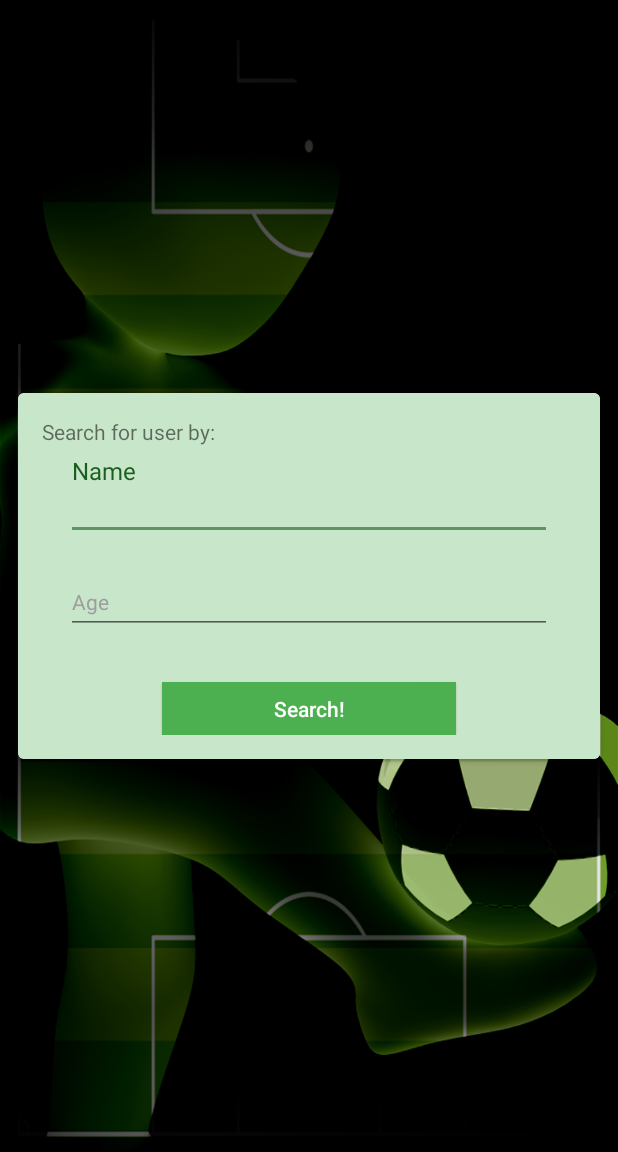
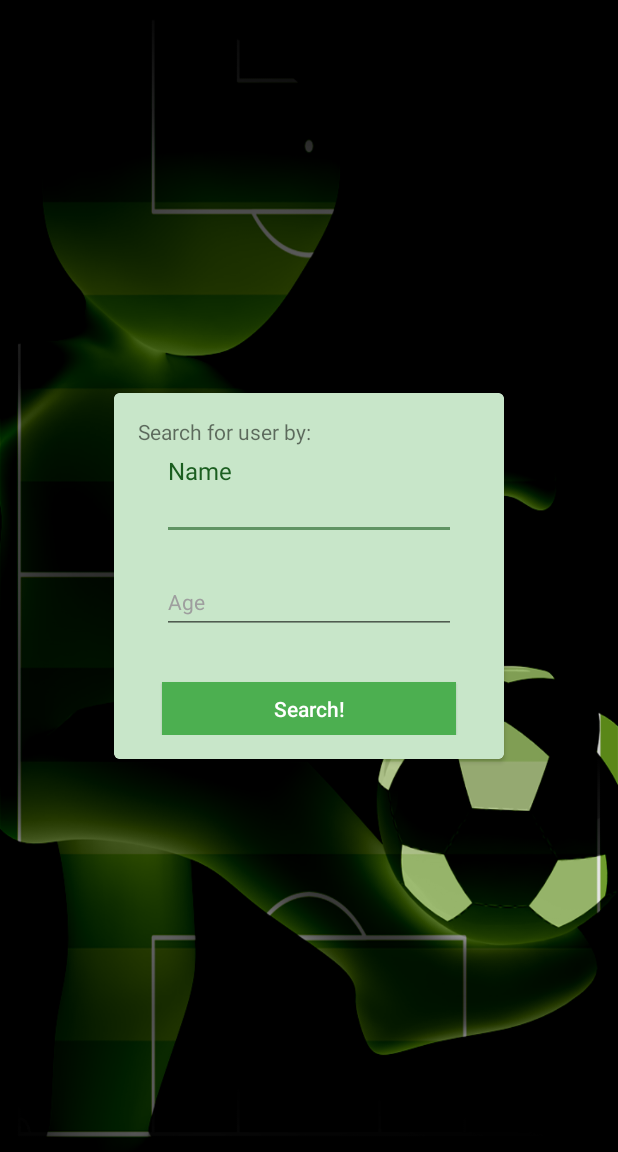
Before and after one commit to IagoAleksander/FootBall-Match, an Android app: the ListUsersActivity screen opened directly, with no data from a screen before it, on a phone screen of 412 x 824 dp, the part 84-1236 px from its top. Run offline under Robolectric (Android 15) with nearby library versions, the phone set to English and light mode, and no system bars; our stand-ins replace Firebase (no records; nobody signed in at launch, a user with empty details on screens opened directly).

Commit message:
Layout Improvements

```diff
--- a/app/src/main/java/com/filipe/footballmatch/Activities/EditProfileActivity.java
+++ b/app/src/main/java/com/filipe/footballmatch/Activities/EditProfileActivity.java
@@ -49,6 +49,7 @@ public class EditProfileActivity extends AppCompatActivity {
     private TextInputLayout tilAge;
     private Spinner spPreferredPosition;
     private TextInputLayout tilContactNumber;
+    private TextInputLayout tilEmail;
 
     private TextView buttonConfirm;
     private TextView buttonCancel;
@@ -87,6 +88,7 @@ public class EditProfileActivity extends AppCompatActivity {
         tilAge = (TextInputLayout) findViewById(R.id.tilAge);
         spPreferredPosition = (Spinner) findViewById(R.id.spPreferredPosition);
         tilContactNumber = (TextInputLayout) findViewById(R.id.tilContactNumber);
+        tilEmail = (TextInputLayout) findViewById(R.id.tilEmail);
 
         // Then, the TextViews that will act as LoginActivity screen buttons
         buttonConfirm = (TextView) findViewById(R.id.buttonConfirm);
@@ -238,6 +240,7 @@ public class EditProfileActivity extends AppCompatActivity {
         editedInfo.setAge(Integer.parseInt(tilAge.getEditText().getText().toString().trim()));
         editedInfo.setPreferredPosition(spPreferredPosition.getSelectedItem().toString());
         editedInfo.setContactNumber(tilContactNumber.getEditText().getText().toString().trim());
+        editedInfo.setEmail(tilEmail.getEditText().getText().toString().trim());
 
         FirebaseDatabase database = FirebaseDatabase.getInstance();
         DatabaseReference myRef = database.getReference("Person");
--- a/app/src/main/java/com/filipe/footballmatch/Activities/ViewProfileActivity.java
+++ b/app/src/main/java/com/filipe/footballmatch/Activities/ViewProfileActivity.java
@@ -129,7 +129,7 @@ public class ViewProfileActivity extends AppCompatActivity {
                 @Override
                 public void onFailure(@NonNull Exception exception) {
                     // Handle any errors
-                    Utility.generalError(ViewProfileActivity.this, exception.getMessage());
+//                    Utility.generalError(ViewProfileActivity.this, exception.getMessage());
                 }
             });
         }
--- a/app/src/main/res/layout/activity_list_users.xml
+++ b/app/src/main/res/layout/activity_list_users.xml
@@ -10,47 +10,46 @@
 
     <android.support.v7.widget.CardView
         android:id="@+id/search_user_layout"
-        android:layout_width="match_parent"
+        android:layout_width="wrap_content"
         android:layout_height="wrap_content"
-        android:layout_margin="12dp"
         card_view:cardCornerRadius="4dp"
         android:layout_centerInParent="true">
 
         <LinearLayout
-            android:layout_width="match_parent"
+            android:layout_width="wrap_content"
             android:layout_height="wrap_content"
+            android:background="@color/colorAccent2"
             android:orientation="vertical"
             android:paddingBottom="@dimen/activity_vertical_margin"
             android:paddingLeft="@dimen/activity_horizontal_margin"
             android:paddingRight="@dimen/activity_horizontal_margin"
-            android:paddingTop="@dimen/activity_vertical_margin"
-            android:background="@color/colorAccent2">
+            android:paddingTop="@dimen/activity_vertical_margin">
 
             <TextView
                 android:layout_width="match_parent"
                 android:layout_height="wrap_content"
-                android:text="Search for user by:"/>
+                android:text="Search for user by:" />
 
             <android.support.design.widget.TextInputLayout
                 android:id="@+id/tilName"
                 android:layout_width="match_parent"
                 android:layout_height="wrap_content"
-                android:layout_marginTop="8dp"
+                android:layout_marginBottom="8dp"
                 android:layout_marginLeft="16dp"
                 android:layout_marginRight="16dp"
-                android:layout_marginBottom="8dp"
-                tools:override = "true"
-                android:textColorHint="@color/grey_500">
+                android:layout_marginTop="8dp"
+                android:textColorHint="@color/grey_500"
+                tools:override="true">
 
                 <android.support.design.widget.TextInputEditText
                     android:layout_width="match_parent"
                     android:layout_height="wrap_content"
+                    android:alpha="0.6"
+                    android:fontFamily="sans-serif"
                     android:hint="Name"
-                    android:textSize="14sp"
+                    android:inputType="text"
                     android:textColor="@color/black"
-                    android:fontFamily="sans-serif"
-                    android:alpha="0.6"
-                    android:inputType="text" />
+                    android:textSize="14sp" />
 
             </android.support.design.widget.TextInputLayout>
 
@@ -58,20 +57,20 @@
                 android:id="@+id/tilAge"
                 android:layout_width="match_parent"
                 android:layout_height="wrap_content"
+                android:layout_marginBottom="16dp"
                 android:layout_marginLeft="16dp"
                 android:layout_marginRight="16dp"
-                android:layout_marginBottom="16dp"
                 android:textColorHint="@color/grey_500">
 
                 <android.support.design.widget.TextInputEditText
                     android:layout_width="match_parent"
                     android:layout_height="wrap_content"
+                    android:alpha="0.6"
+                    android:fontFamily="sans-serif"
+                    android:hint="Age"
                     android:inputType="number"
-                    android:hint="Age"
-                    android:textSize="14sp"
                     android:textColor="@color/black"
-                    android:fontFamily="sans-serif"
-                    android:alpha="0.6"/>
+                    android:textSize="14sp" />
 
             </android.support.design.widget.TextInputLayout>
 
--- a/app/src/main/res/layout/activity_login.xml
+++ b/app/src/main/res/layout/activity_login.xml
@@ -17,14 +17,12 @@
         android:src="@drawable/background1"/>
 
     <LinearLayout
-        android:layout_width="match_parent"
+        android:layout_width="wrap_content"
         android:layout_height="wrap_content"
         android:orientation="vertical"
-        android:paddingBottom="@dimen/activity_vertical_margin"
         android:paddingLeft="@dimen/activity_horizontal_margin"
         android:paddingRight="@dimen/activity_horizontal_margin"
         android:paddingTop="@dimen/activity_vertical_margin"
-        android:layout_margin="64dp"
         android:layout_centerInParent="true"
         android:background="@color/colorAccent2">
 
@@ -141,7 +139,7 @@
             android:layout_marginRight="16dp"
             android:layout_marginLeft="16dp"
             android:layout_marginTop="8dp"
-            android:layout_marginBottom="8dp"
+            android:layout_marginBottom="24dp"
             android:text="Register"
             android:minWidth="196dp"
             android:padding="8dp"
```
Also changed, not shown: app/src/main/AndroidManifest.xml (+14 -7 lines), app/src/main/java/com/filipe/footballmatch/Activities/ListAvailableEventsActivity.java (+4 -3 lines), app/src/main/res/layout/activity_register.xml (+2 -6 lines).
